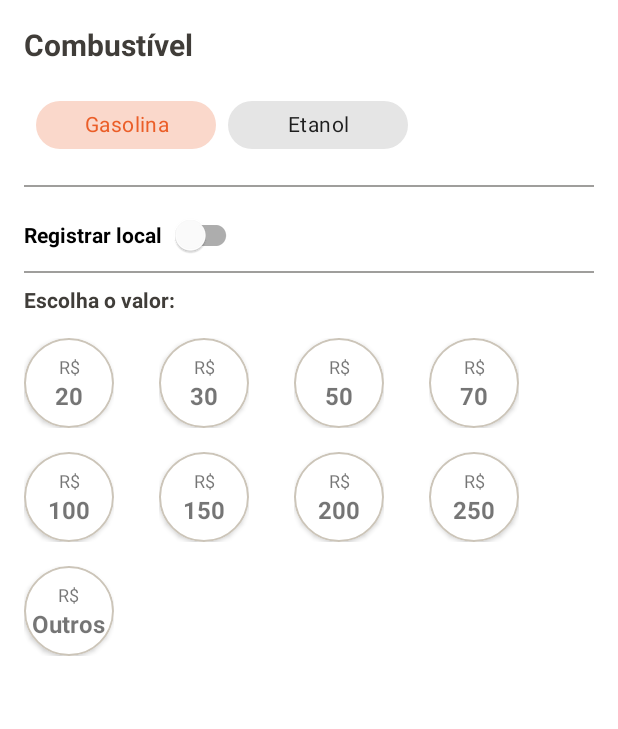
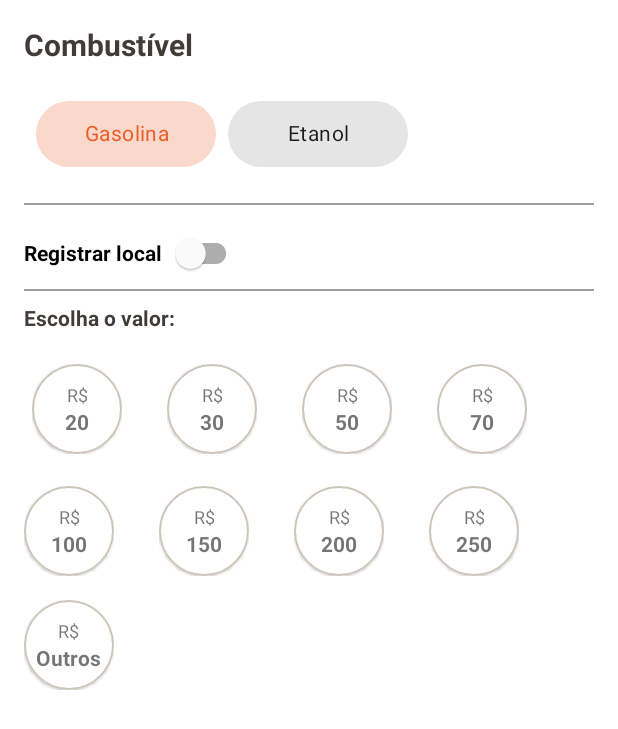
Before and after one commit to Kdiaseng/gas-check-android, an Android app: the layout dialog_input_data_gas.xml on its own in the app's theme, with its tools: preview values and no code run, on a phone screen of 412 x 824 dp. Shown: the top 729 px of the screen. Run offline under Robolectric (Android 15) with nearby library versions, the phone set to English and light mode, and no system bars.

Commit message:
style: update height chip gas

```diff
--- a/app/src/main/java/br/com/gascheck/util/CircleButtonValue.kt
+++ b/app/src/main/java/br/com/gascheck/util/CircleButtonValue.kt
@@ -18,7 +18,7 @@ class CircleButtonValue @JvmOverloads constructor(
 
     private var value: String? = null
     private val binding = CircleButtonValueBinding.inflate(LayoutInflater.from(context), this, true)
-    var listener: (() -> Unit)? = null
+    private var listener: (() -> Unit)? = null
 
     init {
         setLayout(attrs)
--- a/app/src/main/res/layout/circle_button_value.xml
+++ b/app/src/main/res/layout/circle_button_value.xml
@@ -3,6 +3,7 @@
 <androidx.constraintlayout.widget.ConstraintLayout xmlns:android="http://schemas.android.com/apk/res/android"
     xmlns:app="http://schemas.android.com/apk/res-auto"
     xmlns:tools="http://schemas.android.com/tools"
+    android:layout_margin="2dp"
     android:layout_width="wrap_content"
     android:layout_height="wrap_content">
 
@@ -13,7 +14,6 @@
         android:clickable="true"
         android:focusable="true"
         app:cardCornerRadius="50dp"
-        app:cardElevation="2dp"
         app:layout_constraintStart_toStartOf="parent"
         app:layout_constraintTop_toTopOf="parent"
         app:rippleColor="@color/flame"
@@ -40,7 +40,7 @@
                 android:layout_width="match_parent"
                 android:layout_height="wrap_content"
                 android:textAlignment="center"
-                android:textSize="16sp"
+                android:textSize="14sp"
                 android:textStyle="bold"
                 tools:text="@string/value_20" />
 
--- a/app/src/main/res/layout/dialog_input_data_gas.xml
+++ b/app/src/main/res/layout/dialog_input_data_gas.xml
@@ -32,7 +32,7 @@
             android:id="@+id/chip_gasoline"
             style="@style/Widget.MaterialComponents.Chip.Choice"
             android:layout_width="120dp"
-            android:layout_height="wrap_content"
+            android:layout_height="60dp"
             android:checked="true"
             android:text="@string/gasoline_label"
             android:textAlignment="center" />
@@ -41,7 +41,7 @@
             android:id="@+id/chip_alcohol"
             style="@style/Widget.MaterialComponents.Chip.Choice"
             android:layout_width="120dp"
-            android:layout_height="wrap_content"
+            android:layout_height="60dp"
             android:text="@string/alcohol_label"
             android:textAlignment="center" />
 
@@ -96,6 +96,7 @@
     <androidx.appcompat.widget.LinearLayoutCompat
         android:id="@+id/linearLayoutCompat"
         android:layout_width="0dp"
+        android:padding="5dp"
         android:layout_height="wrap_content"
         android:layout_marginTop="16dp"
         android:gravity="start"
```
